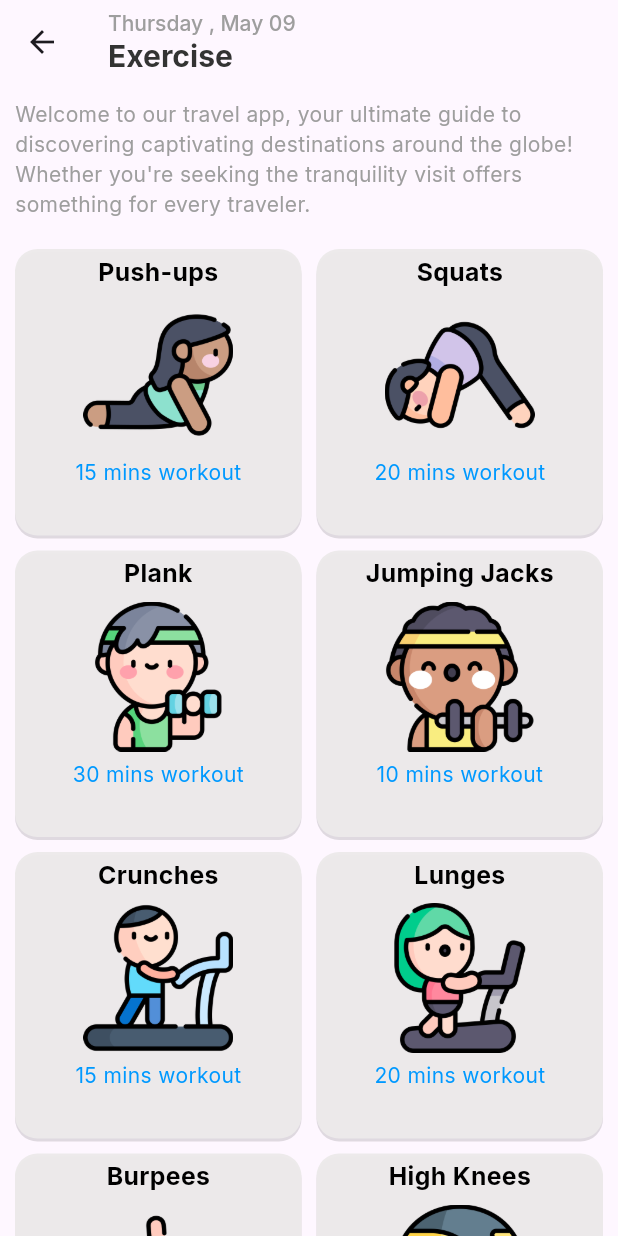
After one commit to tharinduk001/workout_planner, a Flutter app: the screen it shows after launch, after a tap on "Exercise", on a phone screen of 412 x 824 dp. The commit adds this screen. Run offline on Flutter 3.47's test engine with Material 3 defaults, Android fonts, the light colour scheme and no system bars; our stand-ins replace google_fonts.

Commit message:
some modifications in exercise_details.dart

```diff
--- a/lib/pages/add_new_page.dart
+++ b/lib/pages/add_new_page.dart
@@ -10,7 +10,7 @@ class AddNewPage extends StatefulWidget {
 class _AddNewPageState extends State<AddNewPage> {
   @override
   Widget build(BuildContext context) {
-    return SafeArea(
+    return const SafeArea(
       child: Scaffold(
         body: SingleChildScrollView(
           child: Center(child: Text("add new page")),
--- /dev/null
+++ b/lib/pages/exercise_details_page.dart
@@ -0,0 +1,102 @@
+import 'package:flutter/material.dart';
+import 'package:intl/intl.dart';
+import 'package:workout_planner/constants/colors.dart';
+import 'package:workout_planner/constants/responsive.dart';
+import 'package:workout_planner/models/equipment_model.dart';
+import 'package:workout_planner/models/exercise_model.dart';
+import 'package:workout_planner/widgets/exercise_card.dart';
+
+class ExerciseDetailsPage extends StatefulWidget {
+  final String exerciseTitle;
+  final String exerciseDescription;
+  final List<dynamic> exerciseList;
+
+  const ExerciseDetailsPage({
+    super.key,
+    required this.exerciseTitle,
+    required this.exerciseDescription,
+    required this.exerciseList,
+  });
+
+  @override
+  State<ExerciseDetailsPage> createState() => _ExerciseDetailsPageState();
+}
+
+class _ExerciseDetailsPageState extends State<ExerciseDetailsPage> {
+  //Date and Time Formatters
+  final DateFormat formatter = DateFormat('EEEE , MMMM');
+  final DateFormat dayFormat = DateFormat('dd');
+
+  @override
+  Widget build(BuildContext context) {
+    DateTime now = DateTime.now();
+    String formattedDate = formatter.format(now);
+    String formattedDay = dayFormat.format(now);
+    return Scaffold(
+      appBar: AppBar(
+        title: Column(
+          crossAxisAlignment: CrossAxisAlignment.start,
+          children: [
+            Text(
+              "$formattedDate $formattedDay",
+              style: const TextStyle(
+                  fontSize: 14,
+                  fontWeight: FontWeight.w500,
+                  color: kSubtitleColor),
+            ),
+            Text(
+              widget.exerciseTitle,
+              style: const TextStyle(
+                  fontSize: 20,
+                  fontWeight: FontWeight.w700,
+                  color: kMainBlackColor),
+            ),
+          ],
+        ),
+      ),
+      body: SingleChildScrollView(
+        child: Padding(
+          padding: const EdgeInsets.all(kDefaultPadding),
+          child: Column(
+            children: [
+              Text(
+                widget.exerciseDescription,
+                style: const TextStyle(fontSize: 14, color: kSubtitleColor),
+              ),
+              const SizedBox(
+                height: 20,
+              ),
+              GridView.builder(
+                shrinkWrap: true,
+                physics: const NeverScrollableScrollPhysics(),
+                gridDelegate: const SliverGridDelegateWithFixedCrossAxisCount(
+                    crossAxisCount: 2,
+                    crossAxisSpacing: kDefaultPadding,
+                    mainAxisSpacing: kDefaultPadding),
+                itemCount: widget.exerciseList.length,
+                itemBuilder: (context, index) {
+                  if (widget.exerciseList.runtimeType == List<Exercise>) {
+                    Exercise exercise = widget.exerciseList[index];
+                    return ExerciseCard(
+                      title: exercise.exerciseName,
+                      imageDescription: "${exercise.noOfMinuites} mins workout",
+                      imageUrl: exercise.exerciseImageUrl,
+                    );
+                  } else if (widget.exerciseList.runtimeType ==
+                      List<Equipment>) {
+                    Equipment exercise = widget.exerciseList[index];
+                    return ExerciseCard(
+                      title: exercise.equipmentName,
+                      imageDescription: "${exercise.noOfMinuites} mins workout",
+                      imageUrl: exercise.equipmentImageUrl,
+                    );
+                  }
+                },
+              )
+            ],
+          ),
+        ),
+      ),
+    );
+  }
+}
--- a/lib/pages/favourite_page.dart
+++ b/lib/pages/favourite_page.dart
@@ -10,7 +10,7 @@ class FavouritePage extends StatefulWidget {
 class _FavouritePageState extends State<FavouritePage> {
   @override
   Widget build(BuildContext context) {
-    return SafeArea(
+    return const SafeArea(
       child: Scaffold(
         body: SingleChildScrollView(
           child: Center(child: Text("favourite page")),
--- a/lib/pages/home_page.dart
+++ b/lib/pages/home_page.dart
@@ -1,8 +1,12 @@
 import 'package:flutter/material.dart';
+import 'package:flutter/widgets.dart';
 import 'package:intl/intl.dart';
 import 'package:workout_planner/constants/colors.dart';
 import 'package:workout_planner/constants/responsive.dart';
+import 'package:workout_planner/data/equipment_data.dart';
+import 'package:workout_planner/data/exercise_data.dart';
 import 'package:workout_planner/data/user_data.dart';
+import 'package:workout_planner/pages/exercise_details_page.dart';
 import 'package:workout_planner/widgets/exercise_card.dart';
 import 'package:workout_planner/widgets/progress_card.dart';
 
@@ -20,6 +24,10 @@ class _HomePageState extends State<HomePage> {
 
   //User Data
   final userData = user;
+
+  //exercise and equipment data
+  final exerciseList = ExcerciseData().exerciseList;
+  final equipmentList = EquipmentData().equipmentList;
 
   @override
   Widget build(BuildContext context) {
@@ -67,36 +75,92 @@ class _HomePageState extends State<HomePage> {
               const SizedBox(
                 height: 10,
               ),
-              const Row(
+              Row(
                 mainAxisAlignment: MainAxisAlignment.spaceBetween,
                 children: [
-                  ExerciseCard(
+                  GestureDetector(
+                    onTap: () {
+                      Navigator.push(
+                        context,
+                        MaterialPageRoute(
+                          builder: (context) => ExerciseDetailsPage(
+                              exerciseTitle: "Warmups",
+                              exerciseDescription:
+                                  "Welcome to our travel app, your ultimate guide to discovering captivating destinations around the globe! Whether you're seeking the tranquility visit offers something for every traveler.",
+                              exerciseList: exerciseList),
+                        ),
+                      );
+                    },
+                    child: const ExerciseCard(
                       title: "Warmup",
                       imageDescription: "see more...",
                       imageUrl: "assets/images/exercises/downward-facing.png",
                     ),
-                  ExerciseCard(
+                  ),
+                  GestureDetector(
+                    onTap: () {
+                      Navigator.push(
+                          context,
+                          MaterialPageRoute(
+                            builder: (context) => ExerciseDetailsPage(
+                              exerciseTitle: "Equipment",
+                              exerciseDescription:
+                                  "Welcome to our travel app, your ultimate guide to discovering captivating destinations around the globe! Whether you're seeking the tranquility visit offers something for every traveler.",
+                              exerciseList: equipmentList,
+                            ),
+                          ));
+                    },
+                    child: const ExerciseCard(
                       title: "Equipment",
                       imageDescription: "see more...",
                       imageUrl: "assets/images/equipments/dumbbells2.png",
+                    ),
                   )
                 ],
               ),
-              SizedBox(
+              const SizedBox(
                 height: 13,
               ),
-              const Row(
+              Row(
                 mainAxisAlignment: MainAxisAlignment.spaceBetween,
                 children: [
-                  ExerciseCard(
+                  GestureDetector(
+                    onTap: () {
+                      Navigator.push(
+                          context,
+                          MaterialPageRoute(
+                            builder: (context) => ExerciseDetailsPage(
+                              exerciseTitle: "Exercise",
+                              exerciseDescription:
+                                  "Welcome to our travel app, your ultimate guide to discovering captivating destinations around the globe! Whether you're seeking the tranquility visit offers something for every traveler.",
+                              exerciseList: exerciseList,
+                            ),
+                          ));
+                    },
+                    child: const ExerciseCard(
                       title: "Exercise",
                       imageDescription: "see more...",
                       imageUrl: "assets/images/exercises/dragging.png",
                     ),
-                  ExerciseCard(
+                  ),
+                  GestureDetector(
+                    onTap: () {
+                      Navigator.push(
+                          context,
+                          MaterialPageRoute(
+                            builder: (context) => ExerciseDetailsPage(
+                              exerciseTitle: "Exercise",
+                              exerciseDescription:
+                                  "Welcome to our travel app, your ultimate guide to discovering captivating destinations around the globe! Whether you're seeking the tranquility visit offers something for every traveler.",
+                              exerciseList: exerciseList,
+                            ),
+                          ));
+                    },
+                    child: const ExerciseCard(
                       title: "Stretching",
                       imageDescription: "see more...",
                       imageUrl: "assets/images/exercises/triangle.png",
+                    ),
                   )
                 ],
               ),
--- a/lib/pages/profile_page.dart
+++ b/lib/pages/profile_page.dart
@@ -10,7 +10,7 @@ class ProfilePage extends StatefulWidget {
 class _ProfilePageState extends State<ProfilePage> {
   @override
   Widget build(BuildContext context) {
-    return SafeArea(
+    return const SafeArea(
       child: Scaffold(
         body: SingleChildScrollView(
           child: Center(child: Text("profile page")),
--- a/lib/widgets/exercise_card.dart
+++ b/lib/widgets/exercise_card.dart
@@ -24,7 +24,7 @@ class ExerciseCard extends StatelessWidget {
         ],
       ),
       child: Padding(
-        padding: const EdgeInsets.all(8.0),
+        padding: const EdgeInsets.all(3.0),
         child: Column(
           children: [
             Text(
@@ -48,7 +48,7 @@ class ExerciseCard extends StatelessWidget {
             Text(
               imageDescription,
               style: const TextStyle(
-                  fontSize: 15,
+                  fontSize: 14,
                   fontWeight: FontWeight.normal,
                   color: kMainColor),
             ),
--- a/lib/widgets/progress_card.dart
+++ b/lib/widgets/progress_card.dart
@@ -42,7 +42,7 @@ class _ProgressCardState extends State<ProgressCard> {
             LinearProgressIndicator(
               value: widget.progressValue,
               backgroundColor: kMainDarkBluekColor,
-              valueColor: AlwaysStoppedAnimation(kMainWhiteColor),
+              valueColor: const AlwaysStoppedAnimation(kMainWhiteColor),
               minHeight: 15,
               borderRadius: BorderRadius.circular(100),
             ),
@@ -66,8 +66,8 @@ class _ProgressCardState extends State<ProgressCard> {
     return Column(
       children: [
         Text(
-          "$title",
-          style: TextStyle(
+          title,
+          style: const TextStyle(
               fontSize: 15,
               fontWeight: FontWeight.w700,
               color: kMainWhiteColor),
@@ -76,8 +76,8 @@ class _ProgressCardState extends State<ProgressCard> {
           height: 5,
         ),
         Text(
-          "$value",
-          style: TextStyle(
+          value,
+          style: const TextStyle(
               fontSize: 15,
               fontWeight: FontWeight.w700,
               color: kMainWhiteColor),
```
Lines whose indentation alone changed are shown as unchanged.
